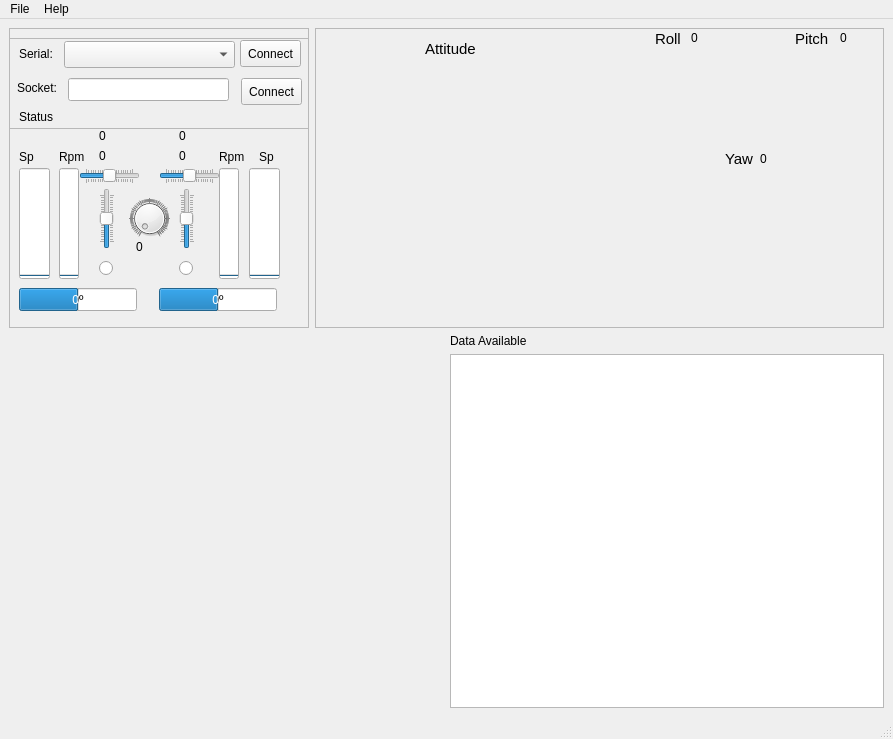
Above: vant3.ui from iurobpn/provant-groundstation before the change. Below: the same form after it.
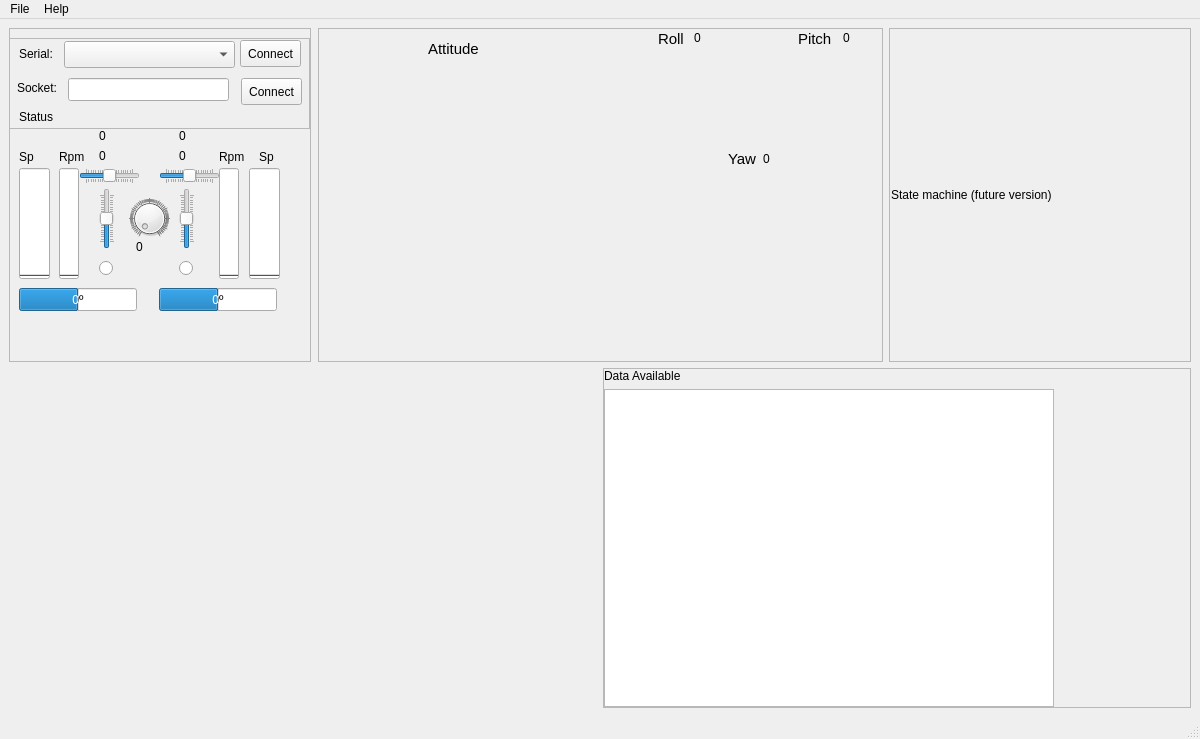
That is the form after the change. Custom widgets are drawn as their Qt base class.

Commit message: modificado interface e adicionado state machine (espaco)

```diff
--- a/vant3.ui
+++ b/vant3.ui
@@ -6,7 +6,7 @@
    <rect>
     <x>0</x>
     <y>0</y>
-    <width>893</width>
+    <width>1200</width>
     <height>739</height>
    </rect>
   </property>
@@ -19,24 +19,27 @@
      <layout class="QVBoxLayout" name="verticalLayout_2">
       <item>
        <layout class="QHBoxLayout" name="horizontalLayout_4">
-        <item>
+        <item alignment="Qt::AlignHCenter|Qt::AlignTop">
          <widget class="QFrame" name="frame">
+          <property name="enabled">
+           <bool>true</bool>
+          </property>
           <property name="sizePolicy">
-           <sizepolicy hsizetype="Fixed" vsizetype="Expanding">
+           <sizepolicy hsizetype="Minimum" vsizetype="Expanding">
             <horstretch>0</horstretch>
             <verstretch>0</verstretch>
            </sizepolicy>
           </property>
           <property name="minimumSize">
            <size>
-            <width>300</width>
-            <height>250</height>
+            <width>302</width>
+            <height>334</height>
            </size>
           </property>
           <property name="maximumSize">
            <size>
-            <width>300</width>
-            <height>300</height>
+            <width>302</width>
+            <height>334</height>
            </size>
           </property>
           <property name="frameShape">
@@ -587,8 +590,14 @@
          <widget class="QFrame" name="frame_2">
           <property name="minimumSize">
            <size>
-            <width>0</width>
-            <height>200</height>
+            <width>565</width>
+            <height>334</height>
+           </size>
+          </property>
+          <property name="maximumSize">
+           <size>
+            <width>565</width>
+            <height>334</height>
            </size>
           </property>
           <property name="frameShape">
@@ -743,6 +752,37 @@
           </widget>
          </widget>
         </item>
+        <item>
+         <widget class="QFrame" name="horizontalFrame_4">
+          <property name="frameShape">
+           <enum>QFrame::StyledPanel</enum>
+          </property>
+          <property name="frameShadow">
+           <enum>QFrame::Sunken</enum>
+          </property>
+          <layout class="QHBoxLayout" name="horizontalLayout">
+           <property name="leftMargin">
+            <number>1</number>
+           </property>
+           <property name="topMargin">
+            <number>1</number>
+           </property>
+           <property name="rightMargin">
+            <number>1</number>
+           </property>
+           <property name="bottomMargin">
+            <number>1</number>
+           </property>
+           <item>
+            <widget class="QLabel" name="label_9">
+             <property name="text">
+              <string>State machine (future version)</string>
+             </property>
+            </widget>
+           </item>
+          </layout>
+         </widget>
+        </item>
        </layout>
       </item>
       <item>
@@ -751,7 +791,23 @@
          <widget class="QwtPlot" name="qwtPlot"/>
         </item>
         <item>
+         <widget class="QFrame" name="frame">
+          <property name="frameShape">
+           <enum>QFrame::StyledPanel</enum>
+          </property>
          <layout class="QVBoxLayout" name="verticalLayout">
+           <property name="leftMargin">
+            <number>0</number>
+           </property>
+           <property name="topMargin">
+            <number>0</number>
+           </property>
+           <property name="rightMargin">
+            <number>0</number>
+           </property>
+           <property name="bottomMargin">
+            <number>0</number>
+           </property>
           <item>
            <widget class="KSqueezedTextLabel" name="ksqueezedtextlabel">
             <property name="sizePolicy">
@@ -784,6 +840,18 @@
               <verstretch>0</verstretch>
              </sizepolicy>
             </property>
+             <property name="minimumSize">
+              <size>
+               <width>300</width>
+               <height>0</height>
+              </size>
+             </property>
+             <property name="maximumSize">
+              <size>
+               <width>450</width>
+               <height>16777215</height>
+              </size>
+             </property>
             <property name="horizontalScrollBarPolicy">
              <enum>Qt::ScrollBarAsNeeded</enum>
             </property>
@@ -822,6 +890,7 @@
            </widget>
           </item>
          </layout>
+         </widget>
         </item>
        </layout>
       </item>
@@ -835,7 +904,7 @@
     <rect>
      <x>0</x>
      <y>0</y>
-     <width>893</width>
+     <width>1200</width>
      <height>20</height>
     </rect>
    </property>
```
Left out of the diff: 32 changed lines with no effect on the pictures. Lines whose indentation alone changed are shown as unchanged.
